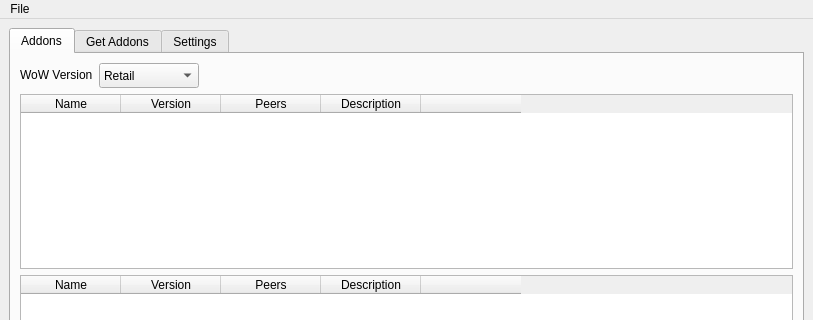
This is ui/mainwindow.ui in WoWAddonManager/wam-client as Qt 5 draws it before an edit; both pictures show x 0 to 813 and y 0 to 320 of the 813 by 650 pixel window. The edited form follows.
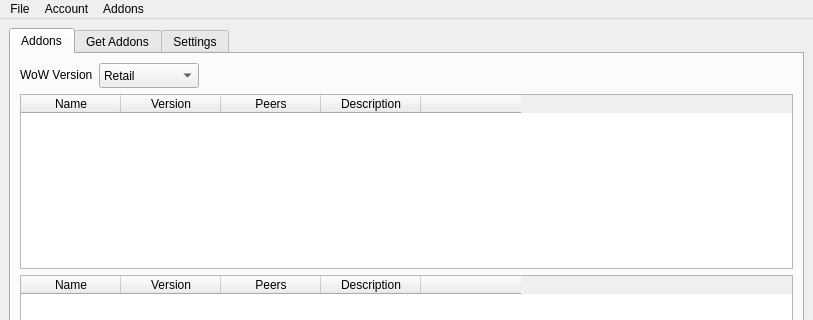
This is the edited form. The open tabs and pages were chosen to show the change. Icons and pictures are not drawn.

```diff
--- a/ui/mainwindow.ui
+++ b/ui/mainwindow.ui
@@ -356,6 +356,20 @@
      <height>24</height>
     </rect>
    </property>
+   <widget class="QMenu" name="menuAccount">
+    <property name="title">
+     <string>Account</string>
+    </property>
+    <addaction name="actionSignUp"/>
+    <addaction name="actionLogin"/>
+    <addaction name="actionLogout"/>
+   </widget>
+   <widget class="QMenu" name="menuAddons">
+    <property name="title">
+     <string>Addons</string>
+    </property>
+    <addaction name="actionUploadAddon"/>
+   </widget>
    <widget class="QMenu" name="menuFile">
     <property name="title">
      <string>File</string>
@@ -364,6 +378,8 @@
     <addaction name="actionQuit"/>
    </widget>
    <addaction name="menuFile"/>
+   <addaction name="menuAccount"/>
+   <addaction name="menuAddons"/>
   </widget>
   <action name="actionQuit">
    <property name="text">
```
Left out of the diff: 86 changed lines with no effect on the pictures.
